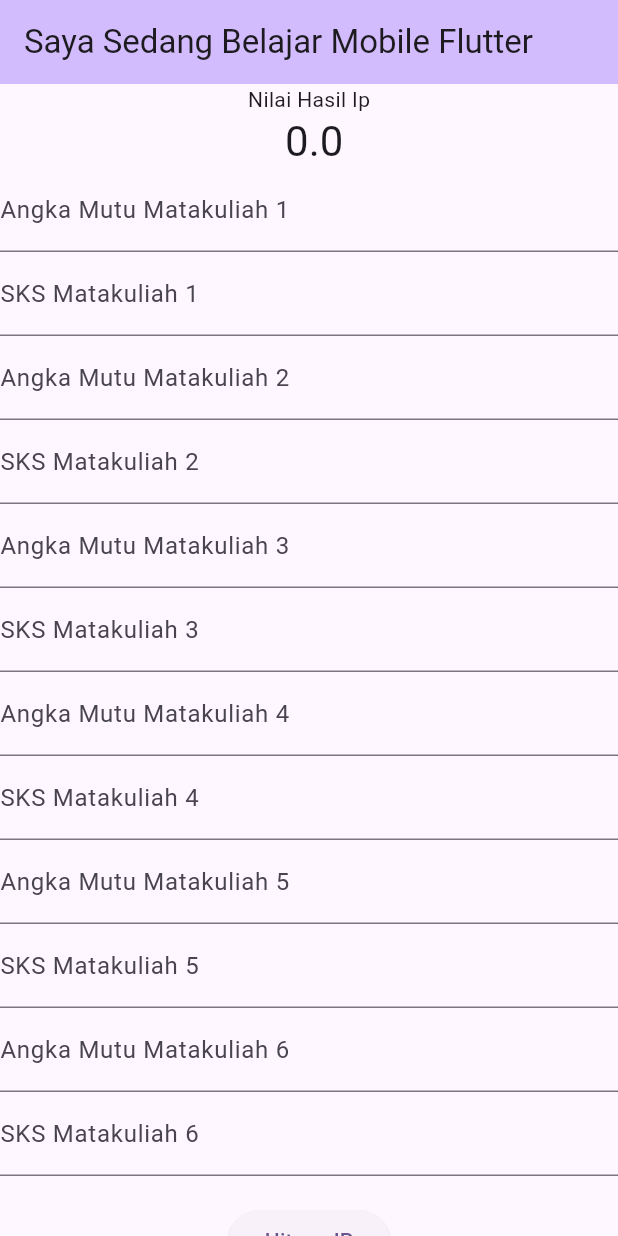
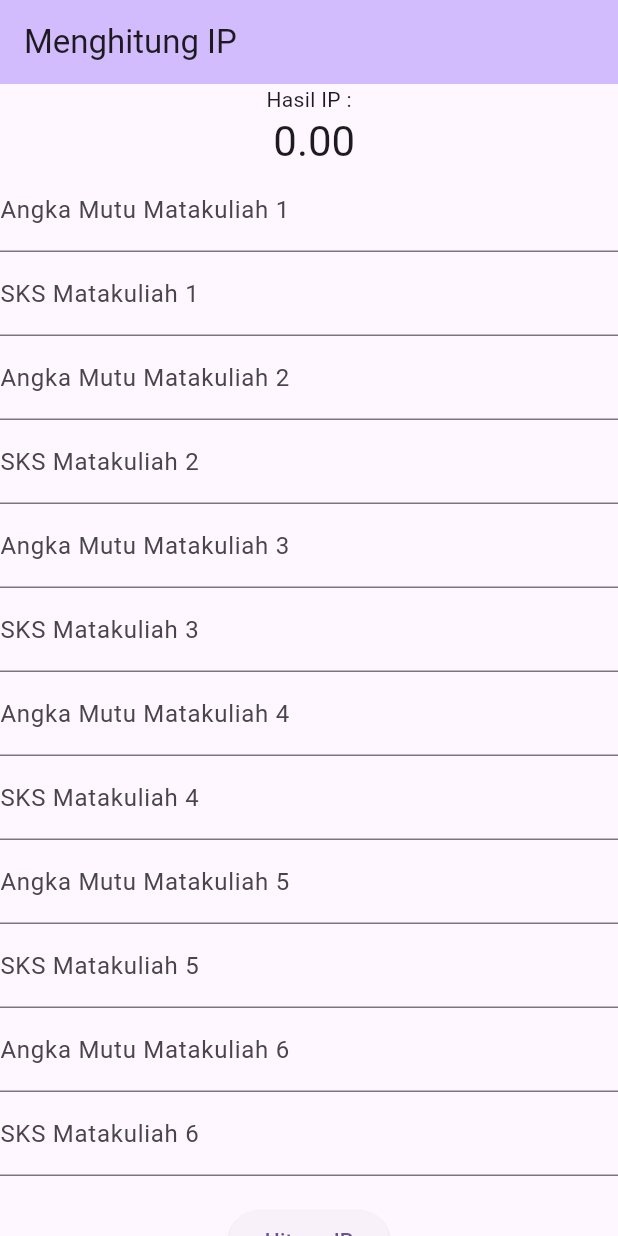
Before and after one commit to bintangandk/MobileFlutter, a Flutter app: the screen it shows after launch, on a phone screen of 412 x 824 dp. Run offline on Flutter 3.47's test engine with Material 3 defaults, Android fonts, the phone set to English and light mode, and no system bars.

Commit message:
fix error text

```diff
--- a/lib/main.dart
+++ b/lib/main.dart
@@ -31,7 +31,7 @@ class MyApp extends StatelessWidget {
         colorScheme: ColorScheme.fromSeed(seedColor: Colors.deepPurple),
         useMaterial3: true,
       ),
-      home: const MyHomePage(title: 'Saya Sedang Belajar Mobile Flutter'),
+      home: const MyHomePage(title: 'Menghitung IP'),
     );
   }
 }
@@ -123,10 +123,10 @@ class _MyHomePageState extends State<MyHomePage> {
           mainAxisAlignment: MainAxisAlignment.center,
           children: <Widget>[
             const Text(
-              'Nilai Hasil Ip',
+              'Hasil IP :',
             ),
             Text(
-              ' $_ipk',
+              ' ${_ipk.toStringAsFixed(2)}',
               style: Theme.of(context).textTheme.headlineMedium,
             ),
             // TextFormField(
```
